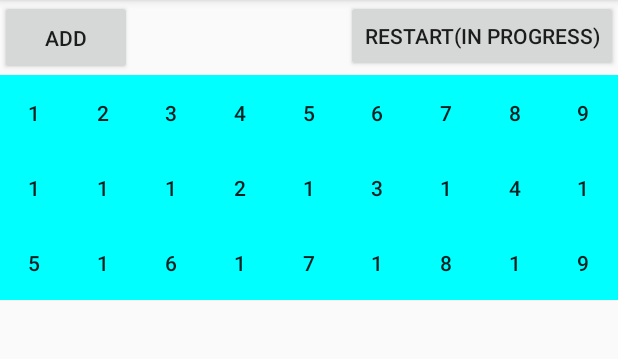
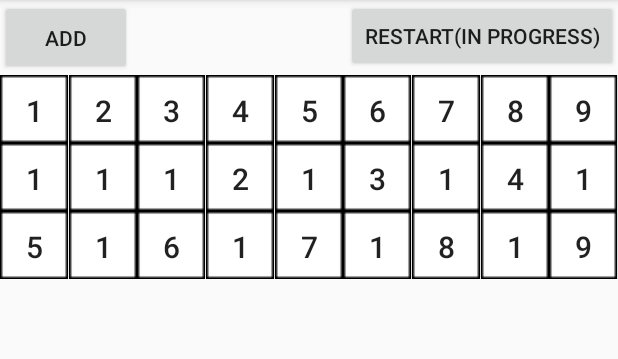
Before and after one commit to zbokostya/numbersGame, an Android app: the screen it shows after launch (GameActivity), after a tap on "STANDART", on a phone screen of 412 x 824 dp, the part 84-443 px from its top. Run offline under Robolectric (Android 15) with nearby library versions, the phone set to English and light mode, and no system bars.

Commit message:
added images

```diff
--- a/app/src/main/java/com/zbokostya/numgames/Adapter/NumberAdapter.java
+++ b/app/src/main/java/com/zbokostya/numgames/Adapter/NumberAdapter.java
@@ -6,6 +6,7 @@ import android.view.LayoutInflater;
 import android.view.View;
 import android.view.ViewGroup;
 import android.widget.Button;
+import android.widget.LinearLayout;
 
 import com.zbokostya.numgames.GameActivity;
 import com.zbokostya.numgames.GameLogic.GameLogic;
@@ -41,15 +42,15 @@ public class NumberAdapter extends RecyclerView.Adapter<NumberAdapter.NumbersVie
         return buttonsArrayList.size();
     }
 
-    public void addToIntArr(ArrayList<Integer> intArray){
+    public void addToIntArr(ArrayList<Integer> intArray) {
         intArrayList.addAll(intArray);
     }
-
 
     public void addItems(Collection<Button> buttons) {
         buttonsArrayList.addAll(buttons);
         notifyDataSetChanged();
     }
+
     public void setItems(Collection<Button> buttons) {
         buttonsArrayList.clear();
         buttonsArrayList.addAll(buttons);
@@ -65,20 +66,25 @@ public class NumberAdapter extends RecyclerView.Adapter<NumberAdapter.NumbersVie
     public void removeItem(int idDeleteButton) {
         buttonsArrayList.remove(idDeleteButton);
         intArrayList.remove(idDeleteButton);
+        notifyDataSetChanged();
     }
 
     public void removeAllItems() {
         buttonsArrayList.clear();
         intArrayList.clear();
+        gameLogic.setIdFirstButtonPressed(-1);
+        notifyDataSetChanged();
     }
 
-    public  ArrayList<Integer> getIntArrayList(){
+    public ArrayList<Integer> getIntArrayList() {
         return intArrayList;
     }
-    public  ArrayList<Button> getButtonsArrayList(){
+
+    public ArrayList<Button> getButtonsArrayList() {
         return buttonsArrayList;
     }
-    public  void setIntArrayList( ArrayList<Integer> intList){
+
+    public void setIntArrayList(ArrayList<Integer> intList) {
         intArrayList.clear();
         intArrayList.addAll(intList);
         notifyDataSetChanged();
@@ -93,8 +99,9 @@ public class NumberAdapter extends RecyclerView.Adapter<NumberAdapter.NumbersVie
         }
 
         void bind(Button button) {
-            // addedButton.setHeight(button.getHeight());
+            addedButton.setLayoutParams(button.getLayoutParams());
             addedButton.setText(button.getText());
+            addedButton.setTextSize(20);
             addedButton.setBackgroundDrawable(button.getBackground());
             addedButton.setId(button.getId());
             addedButton.setOnClickListener(oclBtn);
@@ -106,9 +113,11 @@ public class NumberAdapter extends RecyclerView.Adapter<NumberAdapter.NumbersVie
         public void onClick(View v) {
             gameLogic.mainActivator(v.getId(), buttonsArrayList, intArrayList);
             notifyDataSetChanged();
+            if(gameLogic.ifGameEnded(intArrayList)){
+
+            }
         }
     };
 
 
-
 }
--- a/app/src/main/java/com/zbokostya/numgames/GameActivity.java
+++ b/app/src/main/java/com/zbokostya/numgames/GameActivity.java
@@ -10,6 +10,7 @@ import android.util.DisplayMetrics;
 import android.util.Log;
 import android.view.View;
 import android.widget.Button;
+import android.widget.LinearLayout;
 
 import com.zbokostya.numgames.Adapter.NumberAdapter;
 
@@ -27,6 +28,9 @@ public class GameActivity extends AppCompatActivity {
     private ArrayList<Integer> arrInt = new ArrayList<>();
 
     Button addButton;
+    Button restartButton;
+
+    int getGameType = 1;
 
     int NUMBER_NUMS = 27;
 
@@ -35,22 +39,29 @@ public class GameActivity extends AppCompatActivity {
         super.onCreate(savedInstanceState);
         setContentView(R.layout.activity_game);
 
+        getGameType = getIntent().getExtras().getInt("TypeOfGameChoosed");
+
 
         addButton = findViewById(R.id.addButtonActivity);
         addButton.setOnClickListener(oclBtnToAdd);
 
+
+        restartButton = findViewById(R.id.restartButton);
+        restartButton.setOnClickListener(oclBtnToRestart);
+
+
         initRecyclerView();
 
-        int getGameType = getIntent().getExtras().getInt("TypeOfGameChoosed");
-        if (getGameType == 1) {
-            standartNums();
-        }
-        if (getGameType == 2) {
-            randomNums(NUMBER_NUMS);
-        }
-        addButtons(NUMBER_NUMS);
+        startGame();
 
     }
+
+    @Override
+    protected void onStop() {
+        super.onStop();
+        finish();
+    }
+
 
     //adapter Init
     private void initRecyclerView() {
@@ -65,10 +76,10 @@ public class GameActivity extends AppCompatActivity {
         DisplayMetrics metrics = getResources().getDisplayMetrics();
         for (int i = 0; i < n; i++) {
             Button btn = new Button(this);
-            btn.setHeight(metrics.widthPixels / 9);
+            btn.setLayoutParams(new LinearLayout.LayoutParams(metrics.widthPixels / 9, metrics.widthPixels / 9));
             btn.setId(i);
             btn.setText(arrInt.get(i) + "");
-            btn.setBackgroundColor(Color.CYAN);
+            btn.setBackgroundResource(R.drawable.button_border32);
             buttonsList.add(btn);
         }
         adapter.addItems(buttonsList);
@@ -128,12 +139,36 @@ public class GameActivity extends AppCompatActivity {
                 arrInt.add(arrInt.get(i));
                 Button btn = new Button(this);
                 btn.setHeight(metrics.widthPixels / 9);
+                btn.setWidth(metrics.widthPixels / 9);
                 btn.setId(cnt + j);
                 btn.setText(arrInt.get(cnt + j) + "");
-                btn.setBackgroundColor(Color.CYAN);
+                btn.setBackgroundResource(R.drawable.button_border32);
                 buttonsList.add(btn);
                 j++;
             }
         }
     }
+
+
+    private void startGame() {
+        if (getGameType == 1) {
+            standartNums();
+        }
+        if (getGameType == 2) {
+            randomNums(NUMBER_NUMS);
+        }
+        addButtons(NUMBER_NUMS);
+    }
+
+    //onRestart
+    View.OnClickListener oclBtnToRestart = new View.OnClickListener() {
+        @Override
+        public void onClick(View v) {
+            adapter.removeAllItems();
+            buttonsList.clear();
+            arrInt.clear();
+            startGame();
+
+        }
+    };
 }
--- a/app/src/main/res/layout/activity_game.xml
+++ b/app/src/main/res/layout/activity_game.xml
@@ -8,7 +8,7 @@
     tools:context=".MainActivity">
 
     <Button
-        android:id="@+id/button"
+        android:id="@+id/restartButton"
         android:layout_width="wrap_content"
         android:layout_height="wrap_content"
         android:text="Restart(in progress)"
--- a/app/src/main/res/layout/buttons_layout.xml
+++ b/app/src/main/res/layout/buttons_layout.xml
@@ -1,12 +1,13 @@
 <?xml version="1.0" encoding="utf-8"?>
 <LinearLayout
+    android:id="@+id/linearLayoutWithButtons"
     xmlns:android="http://schemas.android.com/apk/res/android"
     android:orientation="vertical"
     android:layout_width="match_parent"
-    android:layout_height="50dp">
+    android:layout_height="wrap_content">
     <Button
         android:id="@+id/Button"
         android:layout_width="match_parent"
-        android:layout_height="match_parent"/>
+        android:layout_height="match_parent" />
 
 </LinearLayout>
```
Also changed, not shown: app/src/main/java/com/zbokostya/numgames/GameLogic/GameLogic.java (+21 -8 lines), app/src/main/res/drawable/button_border32.png (added), app/src/main/res/drawable/crossed.png (added), app/src/main/res/drawable/crossed128_128.png (added).
